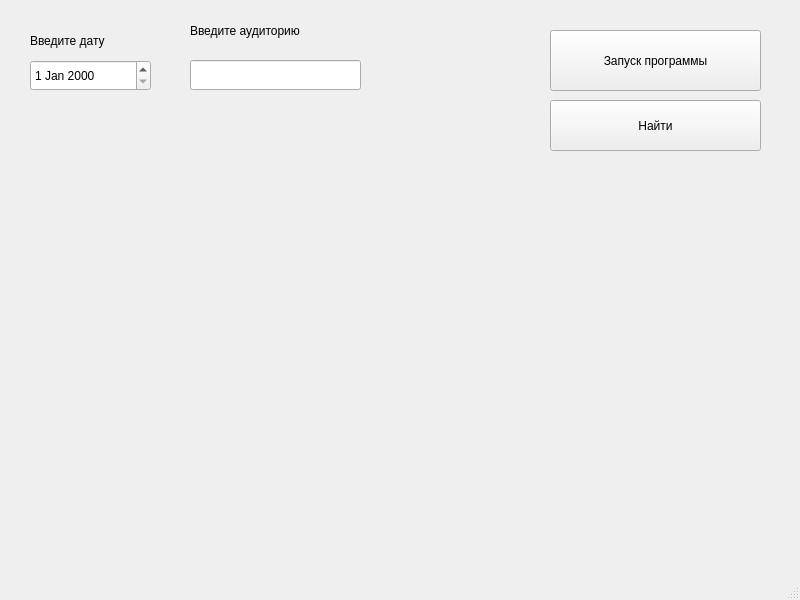
Before: the Qt Designer form mainwindow.ui in tlitvinava/UniSpace-Tracker, drawn with Qt 5.
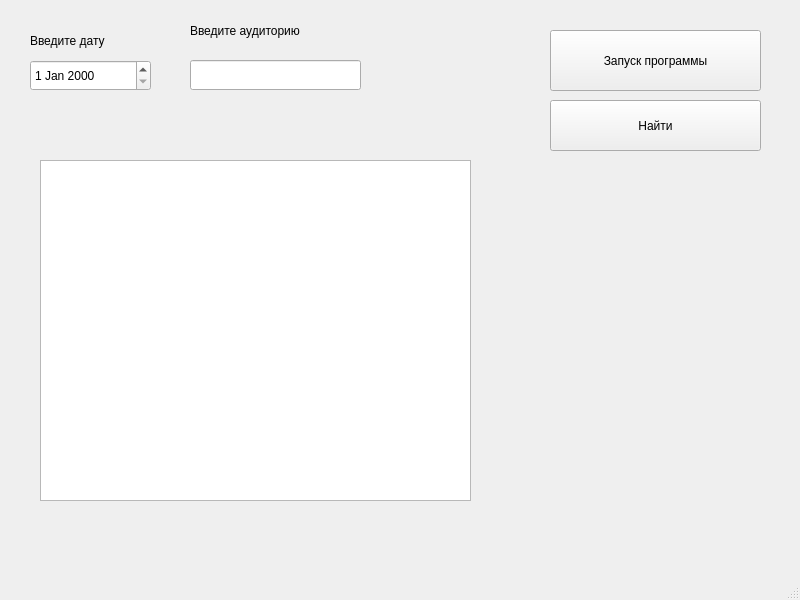
After: the same form once the commit is applied.

Patch:
```diff
--- a/mainwindow.ui
+++ b/mainwindow.ui
@@ -86,6 +86,16 @@
      </rect>
     </property>
    </widget>
+   <widget class="QTextEdit" name="textEdit">
+    <property name="geometry">
+     <rect>
+      <x>40</x>
+      <y>160</y>
+      <width>431</width>
+      <height>341</height>
+     </rect>
+    </property>
+   </widget>
   </widget>
   <widget class="QMenuBar" name="menubar">
    <property name="geometry">
```
